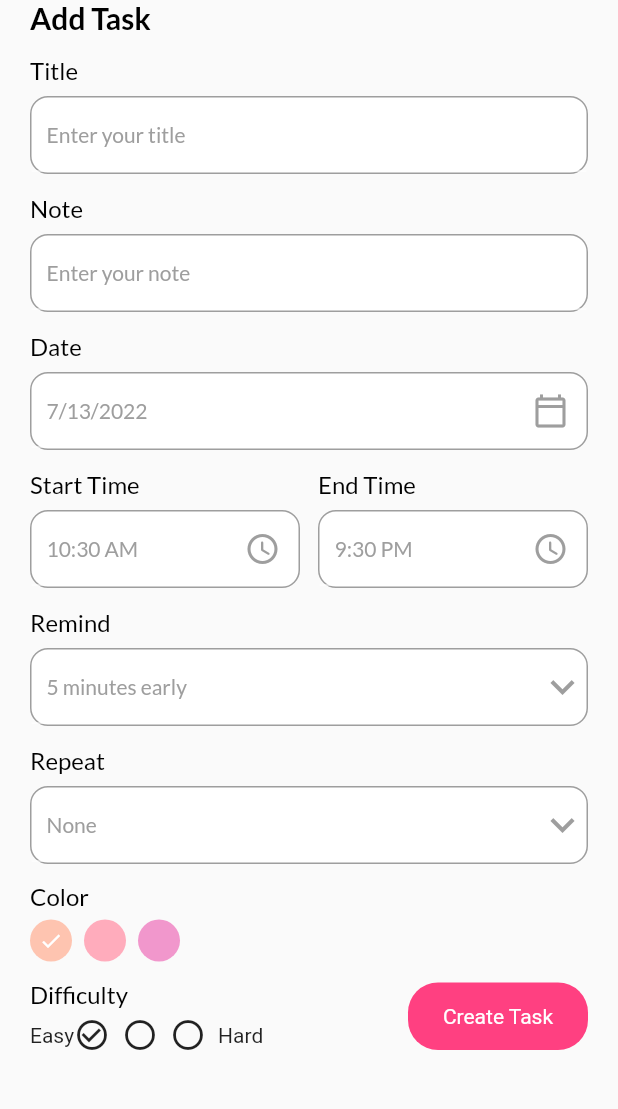
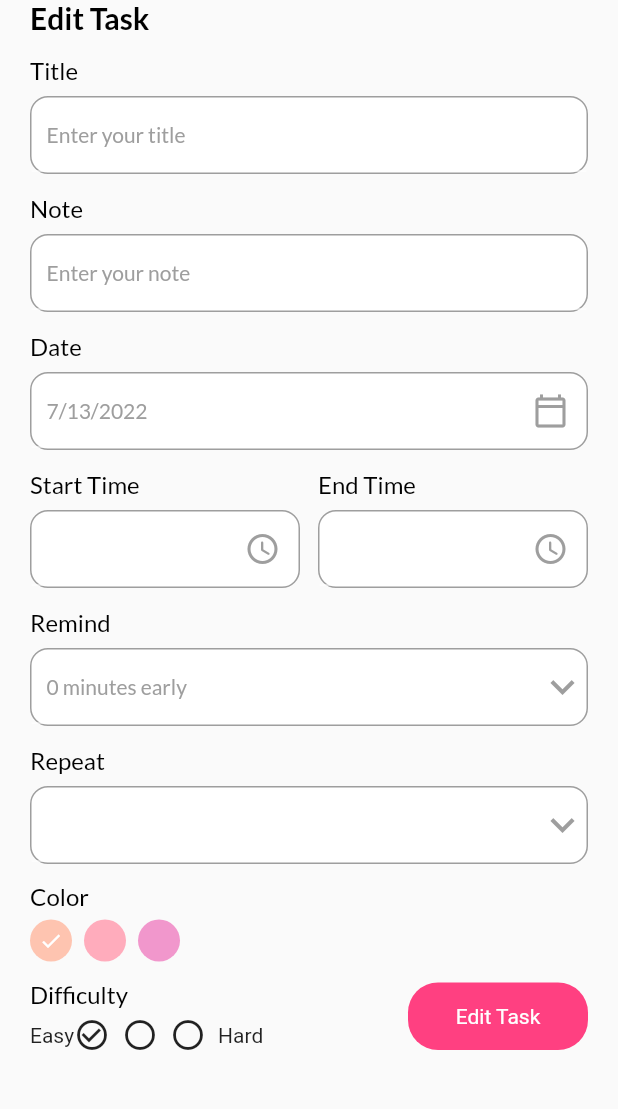
Before and after one commit to Yippea-Pet/purrfect_compawnion, a Flutter app: the EditTask screen opened directly with empty values, on a phone screen of 412 x 824 dp, the part 84-1193 px from its top. Run offline on Flutter 3.47's test engine with Material 2 defaults, Android fonts, the phone set to English and light mode, and no system bars; our stand-ins replace cloud_firestore, date_picker_timeline, email_validator, firebase_auth, firebase_core, flutter_local_notifications and 8 more; accounts and stored records are empty; statements that could not run were skipped.

Commit message:
Implemented edit function for to-do list

```diff
--- a/lib/pages/features/edit_task.dart
+++ b/lib/pages/features/edit_task.dart
@@ -14,27 +14,48 @@ import '../ui/widgets/input_field.dart';
 
 class EditTask extends StatefulWidget {
   final Task task;
-  const EditTask({Key? key, required this.task}) : super(key: key);
+  final String id;
+
+  const EditTask({Key? key, required this.task, required this.id})
+      : super(key: key);
 
   @override
   State<EditTask> createState() => _EditTaskState();
 }
 
 class _EditTaskState extends State<EditTask> {
-  // final TaskController _taskController = Get.put(TaskController());
+  late Task task;
   final TextEditingController _titleController = TextEditingController();
   final TextEditingController _noteController = TextEditingController();
+
   DateTime _selectedDate = DateTime.now();
   String _endTime = "9:30 PM";
   String _startTime = DateFormat("hh:mm a").format(DateTime.now()).toString();
   int _selectedRemind = 5;
   List<int> remindList = [5, 10, 15, 20];
-
   String _selectedRepeat = "None";
   List<String> repeatList = ["None", "Daily", "Weekly", "Monthly"];
   int _selectedColor = 0;
   int _selectedDifficulty = 0;
+  late String taskId;
 
+  @override
+  void initState() {
+    task = widget.task;
+    _selectedDate = DateFormat('M/d/y').parse(task.date!);
+
+    _endTime = task.endTime!;
+    _startTime = task.startTime!;
+    _selectedRemind = task.remind!;
+    remindList = [5, 10, 15, 20];
+    _selectedRepeat = task.repeat!;
+    repeatList = ["None", "Daily", "Weekly", "Monthly"];
+    _selectedColor = task.color!;
+    _selectedDifficulty = task.difficulty!;
+    taskId = widget.id;
+    _titleController.text = task.title!;
+    _noteController.text = task.note!;
+  }
   @override
   Widget build(BuildContext context) {
     final user = Provider.of<MyUser>(context);
@@ -48,7 +69,7 @@ class _EditTaskState extends State<EditTask> {
             crossAxisAlignment: CrossAxisAlignment.start,
             children: [
               Text(
-                "Add Task",
+                "Edit Task",
                 style: GoogleFonts.lato(
                   textStyle: TextStyle(
                       fontSize: 20,
@@ -188,34 +209,11 @@ class _EditTaskState extends State<EditTask> {
                         style: titleStyle,
                       ),
                       SizedBox(height: 6.0),
-                      Row(
-                        children: [
-                          Text("Easy"),
-                          Wrap(
-                            children: List<Widget>.generate(
-                                3,
-                                    (index) => GestureDetector(
-                                  onTap: () {
-                                    setState(() {
-                                      _selectedDifficulty = index;
-                                    });
-                                  },
-                                  child: Padding(
-                                    padding: const EdgeInsets.only(right: 8.0),
-                                    child: Icon(
-                                      _selectedDifficulty == index ? Icons.check_circle_outline : Icons.circle_outlined,
-                                    ),
-                                  ),
-                                )),
-                          ),
-                          Text("Hard"),
-                        ],
-                      ),
-
+                      _chooseDifficulty(),
                     ],
                   ),
                   MyButton(
-                      label: "Create Task", onTap: () => _validateDate(user))
+                      label: "Edit Task", onTap: () => _validateDate(user))
                 ],
               ),
               SizedBox(height: 20.0),
@@ -228,17 +226,7 @@ class _EditTaskState extends State<EditTask> {
 
   _validateDate(user) {
     if (_titleController.text.isNotEmpty && _noteController.text.isNotEmpty) {
-      _addTaskToDb(user);
-      Get.back();
-    } else if (_titleController.text.isEmpty || _noteController.text.isEmpty) {
-      Get.snackbar("Required", "All fields are required !",
-          snackPosition: SnackPosition.BOTTOM,
-          backgroundColor: Colors.white,
-          icon: Icon(Icons.warning_amber_rounded));
-    }
-  }
-  _addTaskToDb(user) async {
-    DatabaseService(uid: user.uid).addTask(new Task(
+      Task newTask = Task(
         note: _noteController.text,
         title: _titleController.text,
         date: DateFormat.yMd().format(_selectedDate),
@@ -249,7 +237,19 @@ class _EditTaskState extends State<EditTask> {
         color: _selectedColor,
         isCompleted: 0,
         difficulty: _selectedDifficulty,
-    ));
+      );
+      _updateTask(user, newTask, widget.id);
+      Get.back();
+    } else if (_titleController.text.isEmpty || _noteController.text.isEmpty) {
+      Get.snackbar("Required", "All fields are required !",
+          snackPosition: SnackPosition.BOTTOM,
+          backgroundColor: Colors.white,
+          icon: const Icon(Icons.warning_amber_rounded));
+    }
+  }
+
+  _updateTask(user, task, id) {
+    DatabaseService(uid: user.uid).updateTask(id, task);
   }
   _appBar(BuildContext context) {
     return AppBar(
@@ -354,4 +354,32 @@ class _EditTaskState extends State<EditTask> {
       ],
     );
   }
+  _chooseDifficulty() {
+    return Row(
+      children: [
+        Text("Easy"),
+        Wrap(
+          children: List<Widget>.generate(
+              3,
+                  (index) => GestureDetector(
+                onTap: () {
+                  setState(() {
+                    _selectedDifficulty = index;
+                  });
+                },
+                child: Padding(
+                  padding:
+                  const EdgeInsets.only(right: 8.0),
+                  child: Icon(
+                    _selectedDifficulty == index
+                        ? Icons.check_circle_outline
+                        : Icons.circle_outlined,
+                  ),
+                ),
+              )),
+        ),
+        Text("Hard"),
+      ],
+    );
   }
+}
```
Also changed, not shown: lib/pages/features/add_task_bar.dart (+11 -3 lines), lib/pages/features/task_list.dart (+11 -14 lines), lib/services/database.dart (+15 -0 lines). Lines whose indentation alone changed are shown as unchanged.
